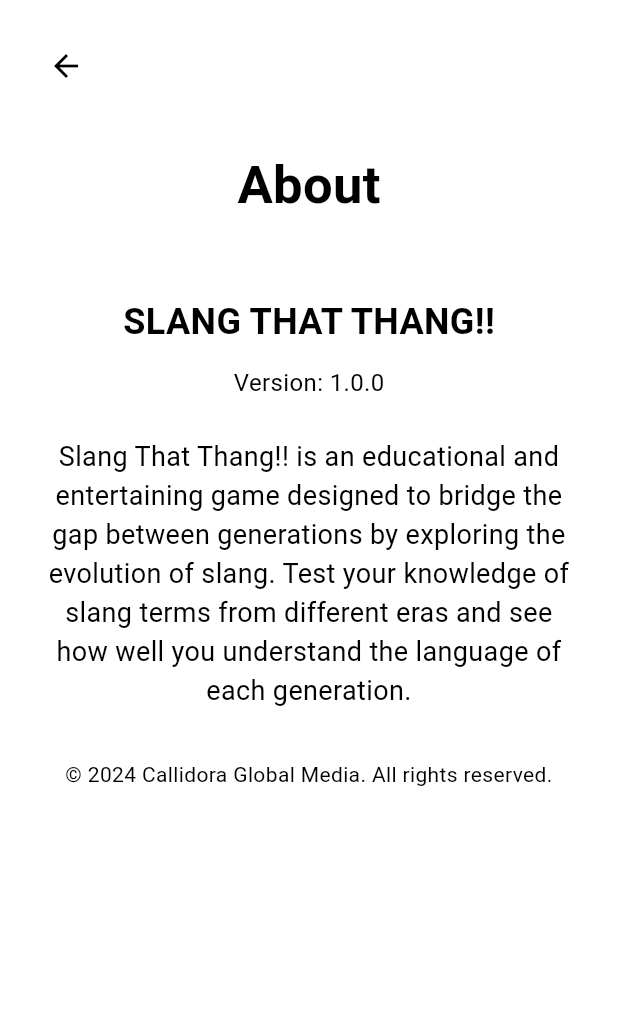
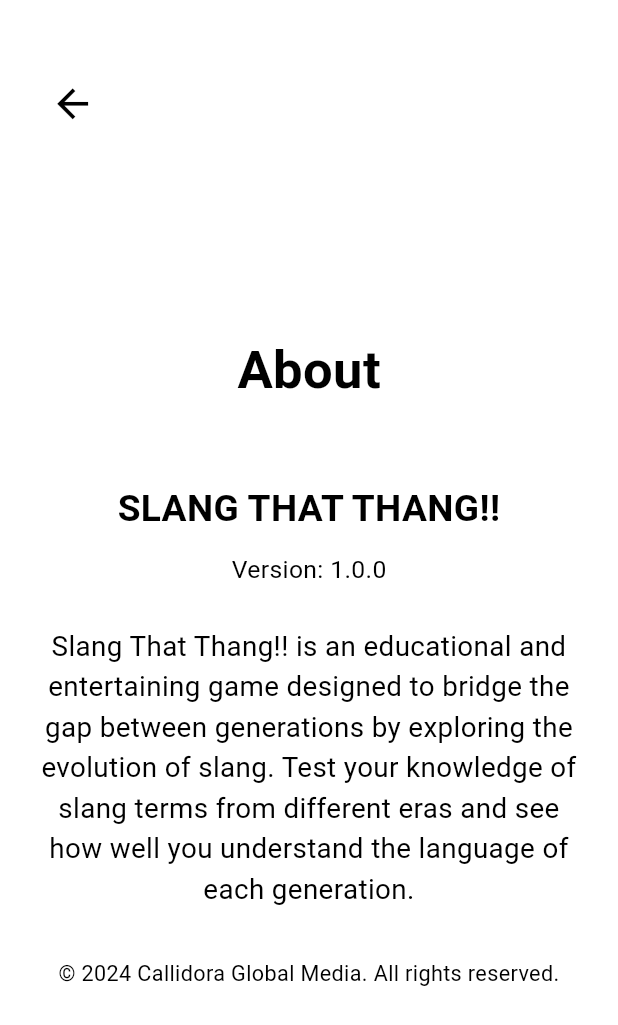
Before and after one commit to mb4465/Slang-That-Thang, a Flutter app: the AboutScreen screen opened directly, on a phone screen of 412 x 824 dp. Shown: the top 1025 px of the screen. Run offline on Flutter 3.47's test engine with Material 3 defaults, Android fonts, the phone set to English and light mode, and no system bars; our stand-ins replace animated_text_kit, audioplayers, device_preview, flutter_svg, font_awesome_flutter, google_mobile_ads and 3 more; missing offline and left inert: flutter_flip_card; accounts and stored records are empty; project files that could hold a hidden picture were left out.

Commit message:
About screen updated

```diff
--- a/lib/main.dart
+++ b/lib/main.dart
@@ -1,11 +1,8 @@
-import 'dart:math';
 import 'package:flutter/foundation.dart';
 import 'package:flutter/material.dart';
-import 'package:flutter_svg/flutter_svg.dart';
 import 'package:animated_text_kit/animated_text_kit.dart';
 import 'package:google_mobile_ads/google_mobile_ads.dart';
 import 'package:test2/screens/home_screen.dart';
-import 'package:test2/screens/test_screen.dart';
 import 'package:device_preview/device_preview.dart';
 
 void main() {
--- a/lib/screens/AboutScreen.dart
+++ b/lib/screens/AboutScreen.dart
@@ -1,5 +1,7 @@
 import 'package:flutter/material.dart';
 import 'package:package_info_plus/package_info_plus.dart'; // Import package_info_plus
+import 'package:audioplayers/audioplayers.dart'; // For sound
+import '../data/globals.dart'; // Adjust path as per your project structure, for getSoundEnabled
 
 class AboutScreen extends StatefulWidget {
   const AboutScreen({Key? key}) : super(key: key);
@@ -9,8 +11,8 @@
 }
 
 class _AboutScreenState extends State<AboutScreen> {
-  String _version = '1.0.0';
-  String _appName = 'SLANG THAT THANG!!';
+  String _version = '1.0.0'; // Default version
+  String _appName = 'SLANG THAT THANG!!'; // App name as per original code
 
   @override
   void initState() {
@@ -20,84 +22,154 @@
 
   Future<void> _initPackageInfo() async {
     final packageInfo = await PackageInfo.fromPlatform();
+    if (mounted) { // Check if the widget is still in the tree
       setState(() {
         _version = packageInfo.version;
-      // _appName = packageInfo.appName;
+        // _appName = packageInfo.appName; // Original code had this commented out
       });
     }
+  }
+
+  // Consistent helper function name (from GenerationalCardScreen)
+  Future<void> _playUiClickSound() async {
+    // Assuming getSoundEnabled is available from globals.dart
+    // You might need to adjust this part based on your actual sound settings logic
+    bool soundEnabled = true; // Default to true or handle error if getSoundEnabled is not found
+    try {
+      soundEnabled = await getSoundEnabled();
+    } catch (e) {
+      // Handle cases where getSoundEnabled might not be available or throws an error
+      // For example, if globals.dart or the function is not correctly set up
+      debugPrint("Error getting sound preference: $e. Sound will be played by default.");
+    }
+
+    if (soundEnabled) {
+      final player = AudioPlayer();
+      // According to new audioplayers versions, setReleaseMode(ReleaseMode.stop) is often not needed
+      // if you are playing a short sound and not looping.
+      // player.setReleaseMode(ReleaseMode.stop); // This can be ReleaseMode.release
+      await player.play(AssetSource('audio/click.mp3'));
+      // It's good practice to release the player after use for short sounds if you create it each time
+      // However, if you play many sounds, consider a shared player instance.
+      // For simplicity and consistency with the example, we'll keep it like this.
+      // await player.dispose(); // Or use ReleaseMode.release
+    }
+  }
+
 
   @override
   Widget build(BuildContext context) {
+    final screenWidth = MediaQuery.of(context).size.width;
     final screenHeight = MediaQuery.of(context).size.height;
 
+    // Dynamic values for back button (consistent with GenerationalCardScreen)
+    final double backButtonTopPadding = screenHeight * 0.05;
+    final double backButtonLeftPadding = screenWidth * 0.05;
+    final double backIconSize = screenWidth * 0.075; // e.g., 30 on 400dp width
+    final double backButtonTouchPadding = screenWidth * 0.03; // e.g., 12 on 400dp width
+
+    // Dynamic values for content
+    final double contentPadding = screenWidth * 0.06; // Approx 24 on 400dp width
+
+    final double titleFontSize = screenWidth * 0.085; // Approx 34 on 400dp width (Original: 35)
+    final double appNameFontSize = screenWidth * 0.06;  // Approx 24 on 400dp width (Original: 24)
+    final double versionFontSize = screenWidth * 0.04;  // Approx 16 on 400dp width (Original: 16)
+    final double descriptionFontSize = screenWidth * 0.045; // Approx 18 on 400dp width (Original: 18)
+    final double copyrightFontSize = screenWidth * 0.035; // Approx 14 on 400dp width (Original: 14)
+
+    // Dynamic SizedBox heights (already percentage-based in original, keeping them)
+    final double spacing1 = screenHeight * 0.09; // Original: ~70
+    final double spacing2 = screenHeight * 0.06; // Original: ~50
+    final double spacing3 = screenHeight * 0.015; // Original: ~12
+    final double spacing4 = screenHeight * 0.03; // Original: ~24
+    final double spacing5 = screenHeight * 0.04; // Original: ~32
+
     return Scaffold(
+      backgroundColor: Colors.white, // Explicitly set background color for the Scaffold
       body: Stack(
         children: [
+          // Main content area
           Container(
-            color: Colors.white,
+            color: Colors.white, // Ensure background for the Center content
             child: Center(
               child: Padding(
-                padding: const EdgeInsets.all(24.0),
+                padding: EdgeInsets.all(contentPadding),
+                child: SingleChildScrollView( // Added for very small screens or large text
                   child: Column(
-                  mainAxisAlignment: MainAxisAlignment.start,
+                    mainAxisAlignment: MainAxisAlignment.start, // Align to top
                     crossAxisAlignment: CrossAxisAlignment.center,
                     children: [
-                    SizedBox(height: screenHeight * 0.09),  // ~70
-                    const Text(
+                      SizedBox(height: spacing1),
+                      Text(
                         "About",
                         style: TextStyle(
-                        fontSize: 35,
+                          fontSize: titleFontSize,
                           fontWeight: FontWeight.bold,
                           color: Colors.black,
                         ),
                       ),
-                    SizedBox(height: screenHeight * 0.06),  // ~50
+                      SizedBox(height: spacing2),
                       Text(
                         _appName,
-                      style: const TextStyle(
-                        fontSize: 24,
+                        textAlign: TextAlign.center,
+                        style: TextStyle(
+                          fontSize: appNameFontSize,
                           fontWeight: FontWeight.bold,
                           color: Colors.black,
                         ),
                       ),
-                    SizedBox(height: screenHeight * 0.015), // ~12
+                      SizedBox(height: spacing3),
                       Text(
                         'Version: $_version',
-                      style: const TextStyle(
-                        fontSize: 16,
+                        style: TextStyle(
+                          fontSize: versionFontSize,
                           color: Colors.black,
                         ),
                       ),
-                    SizedBox(height: screenHeight * 0.03), // ~24
-                    const Text(
+                      SizedBox(height: spacing4),
+                      Text(
                         'Slang That Thang!! is an educational and entertaining game designed to bridge the gap between generations by exploring the evolution of slang. Test your knowledge of slang terms from different eras and see how well you understand the language of each generation.',
                         textAlign: TextAlign.center,
                         style: TextStyle(
-                        fontSize: 18,
+                          fontSize: descriptionFontSize,
                           color: Colors.black,
                         ),
                       ),
-                    SizedBox(height: screenHeight * 0.04), // ~32
-                    const Text(
+                      SizedBox(height: spacing5),
+                      Text(
                         '© 2024 Callidora Global Media. All rights reserved.',
                         textAlign: TextAlign.center,
                         style: TextStyle(
-                        fontSize: 14,
+                          fontSize: copyrightFontSize,
                           color: Colors.black,
                         ),
                       ),
+                      SizedBox(height: screenHeight * 0.02), // Extra padding at the bottom if needed
                     ],
                   ),
                 ),
               ),
             ),
+          ),
+          // Dynamic Back Button (consistent with GenerationalCardScreen)
           Positioned(
-            top: 20,
-            left: 20,
-            child: SafeArea(
+            top: backButtonTopPadding,
+            left: backButtonLeftPadding,
+            child: SafeArea( // Ensures button is not obscured by notches/system UI
+              child: Material(
+                color: Colors.transparent, // For correct splash effect
                 child: IconButton(
-                icon: const Icon(Icons.arrow_back, color: Colors.black),
-                onPressed: () => Navigator.pop(context),
+                  icon: Icon(Icons.arrow_back, color: Colors.black, size: backIconSize),
+                  padding: EdgeInsets.all(backButtonTouchPadding), // Larger touch target
+                  splashRadius: backIconSize, // Splash radius related to icon size
+                  tooltip: 'Back',
+                  onPressed: () async {
+                    await _playUiClickSound();
+                    if (mounted) { // Good practice to check mounted before Navigator.pop
+                      Navigator.pop(context);
+                    }
+                  },
+                ),
               ),
             ),
           ),
@@ -105,5 +177,4 @@
       ),
     );
   }
-
 }
--- a/lib/screens/game_button.dart
+++ b/lib/screens/game_button.dart
@@ -9,14 +9,14 @@
   final double? fontSize; // Added fontSize parameter
 
   const GameButton({
-    Key? key,
+    super.key,
     required this.text,
     required this.width,
     required this.height,
     required this.onPressed,
     this.isBold = false,
     this.fontSize, // Added to constructor
-  }) : super(key: key);
+  });
 
   @override
   Widget build(BuildContext context) {
--- a/lib/screens/generations_screen.dart
+++ b/lib/screens/generations_screen.dart
@@ -1,5 +1,4 @@
 import 'package:flutter/material.dart';
-import 'package:font_awesome_flutter/font_awesome_flutter.dart';
 // Import your GenerationRow widget if it's in a separate file
 // Make sure the path is correct if you've put GenerationRow in its own file
 // For this example, I'll assume it's in a file named 'generation_row.dart' in the same directory or a 'widgets' subdir.
--- a/lib/widgets/card_back.dart
+++ b/lib/widgets/card_back.dart
@@ -47,7 +47,7 @@
                 alignment: Alignment.topCenter,
                 child: Padding(
                   padding: EdgeInsets.only(top: screenHeight * 0.08), // Responsive top padding
-                  child: Container(
+                  child: SizedBox(
                       key: ValueKey('image-container-$screenWidth-$screenHeight'),
                       width: screenWidth * 0.09,
                       height: screenHeight * 0.095,
--- a/pubspec.yaml
+++ b/pubspec.yaml
@@ -51,6 +51,7 @@
   device_preview: ^1.2.0
 
 
+  collection: any
 dev_dependencies:
   flutter_test:
     sdk: flutter
```
Also changed, not shown: pubspec.lock. Lines whose indentation alone changed are shown as unchanged.
